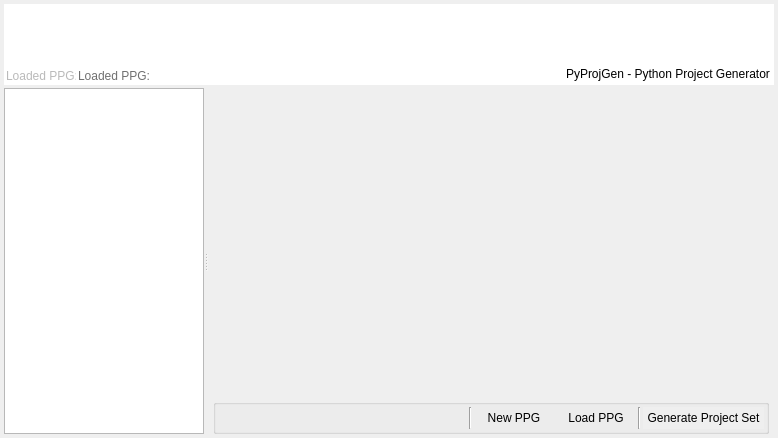
The window that trunk/PPG/src/user_interface/win_main.ui (kumar-lakshmanan/our-py-lib) describes before a commit, drawn with Qt 5.
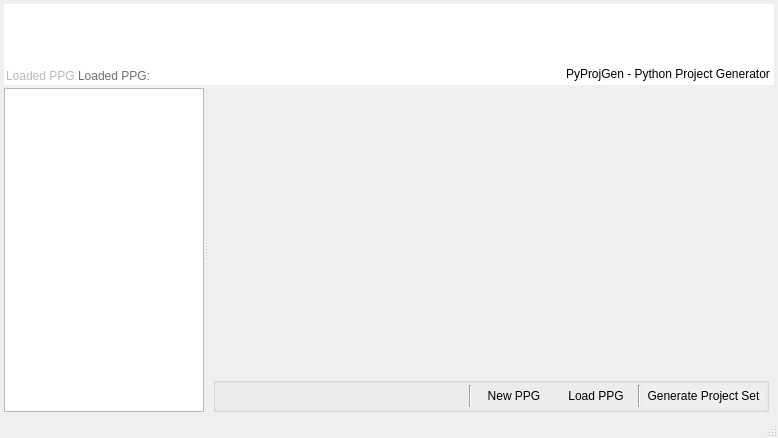
The same window after the commit.

What changed in the file:
```diff
--- a/trunk/PPG/src/user_interface/win_main.ui
+++ b/trunk/PPG/src/user_interface/win_main.ui
@@ -375,6 +375,7 @@
     </item>
    </layout>
   </widget>
+  <widget class="QStatusBar" name="statusBar"/>
  </widget>
  <resources/>
  <connections/>
```
